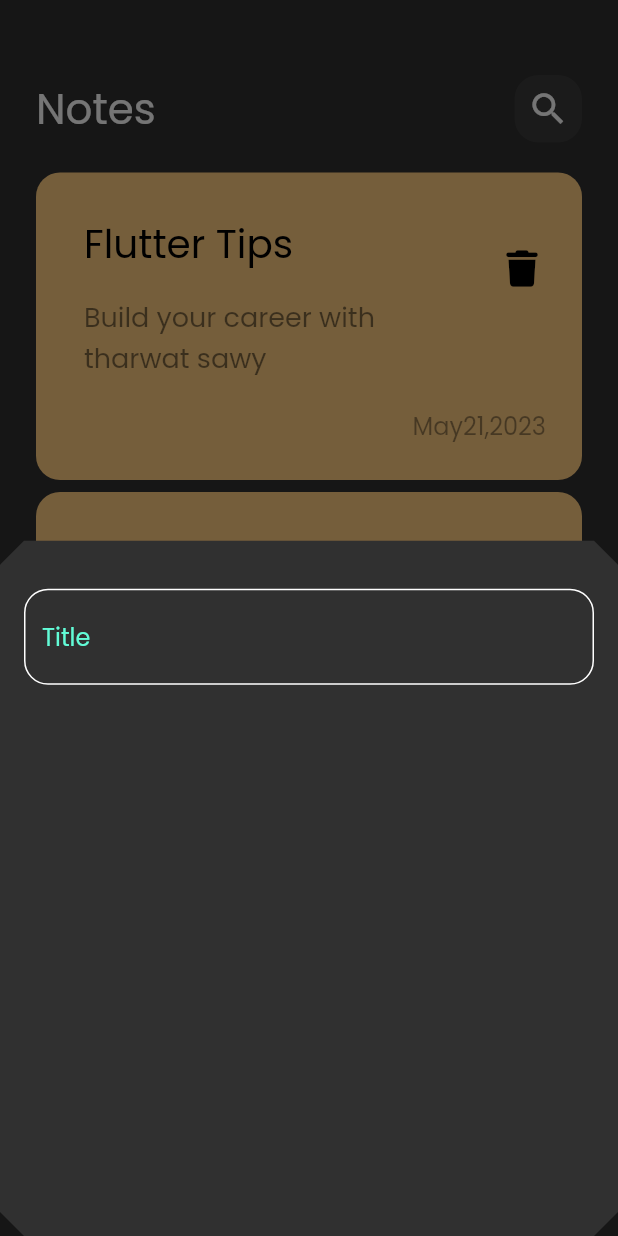
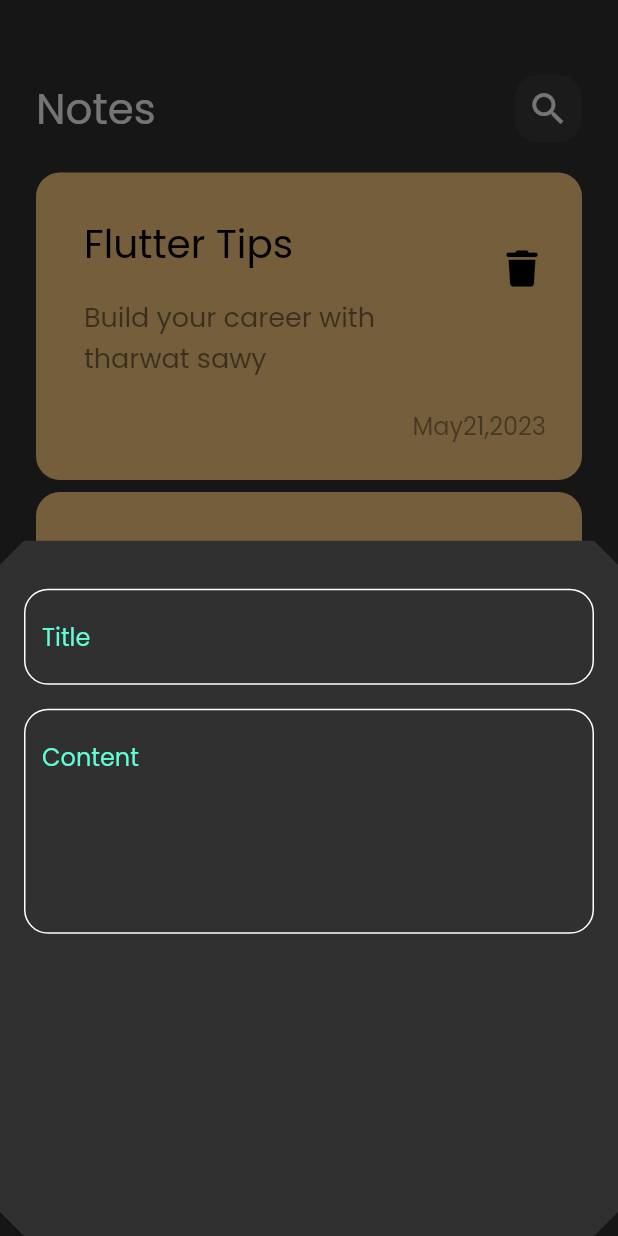
Before and after one commit to Alawi-Alhamid/notes_app, a Flutter app: the screen it shows after launch, after a tap on the "add" icon, on a phone screen of 412 x 824 dp. Run offline on Flutter 3.47's test engine with Material 2 defaults, Android fonts, the phone set to English and light mode, and no system bars; our stand-ins replace font_awesome_flutter.

Commit message:
add fields to bottom sheet

```diff
--- a/lib/views/widgets/add_note_bottom_sheet.dart
+++ b/lib/views/widgets/add_note_bottom_sheet.dart
@@ -1,18 +1,26 @@
 import 'package:flutter/material.dart';
 import 'package:notes_app/views/widgets/custom_text_filed.dart';
+
 class AddNoteBottomSheet extends StatelessWidget {
   const AddNoteBottomSheet({Key? key}) : super(key: key);
 
   @override
   Widget build(BuildContext context) {
     return Padding(
-      padding:const EdgeInsets.symmetric(horizontal: 16),
+      padding: const EdgeInsets.symmetric(horizontal: 16),
       child: Column(
-        children: [
+        children: const [
           SizedBox(
             height: 32,
           ),
-          CustomTextField(),
+          CustomTextField(hintText: 'Title'),
+          SizedBox(
+            height: 16,
+          ),
+          CustomTextField(
+            hintText: 'Content',
+            maxLine: 5,
+          ),
         ],
       ),
     );
--- a/lib/views/widgets/custom_text_filed.dart
+++ b/lib/views/widgets/custom_text_filed.dart
@@ -2,15 +2,17 @@ import 'package:flutter/material.dart';
 import 'package:notes_app/constants.dart';
 
 class CustomTextField extends StatelessWidget {
-  const CustomTextField({Key? key}) : super(key: key);
-
+  const CustomTextField({Key? key, required this.hintText,  this.maxLine=1}) : super(key: key);
+   final String hintText;
+   final int maxLine;
   @override
   Widget build(BuildContext context) {
     return TextField(
-
+      maxLines: maxLine,
       cursorColor: kPrimaryColor,
       decoration: InputDecoration(
-        hintText: 'Title',
+
+        hintText: hintText,
         hintStyle: const TextStyle(
           color: kPrimaryColor,
         ),
```
